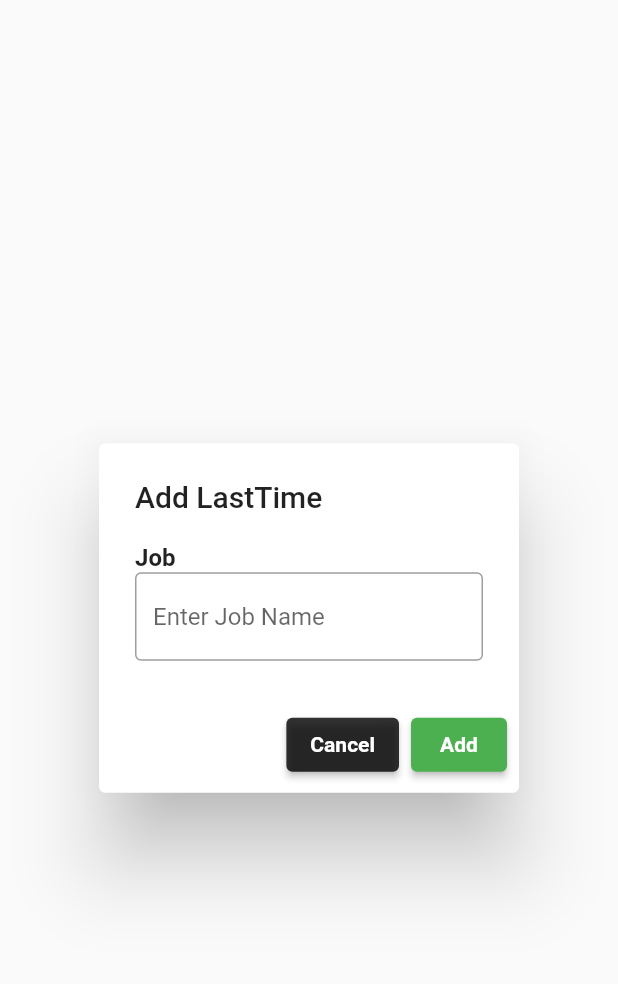
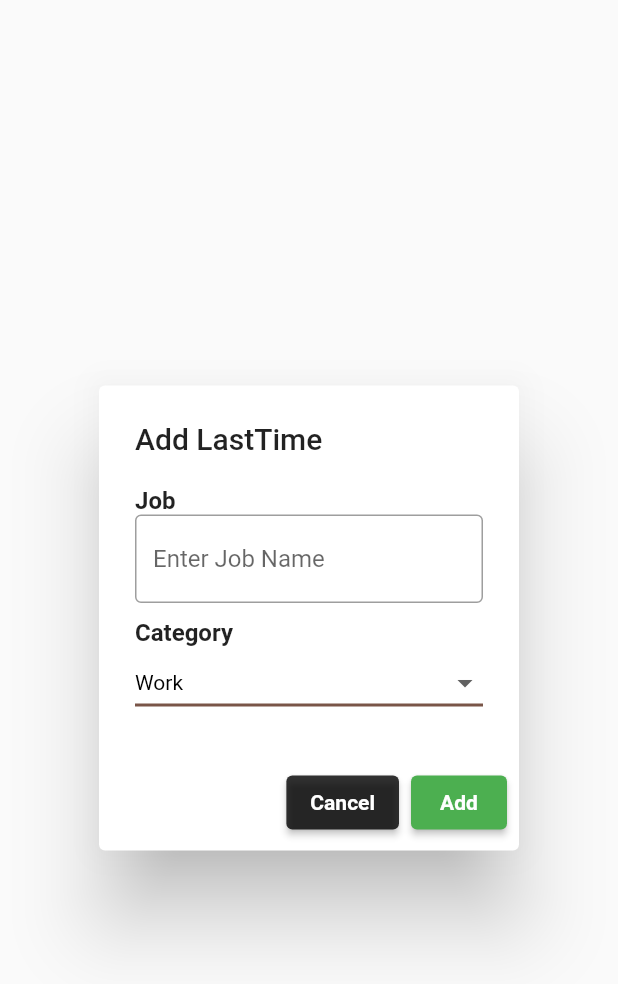
Before and after one commit to karnzx/flutter_last_time_jobs, a Flutter app: the SecondScreen widget shown alone on an empty page, opened directly, on a phone screen of 412 x 824 dp. Shown: the top 984 px of the screen. Run offline on Flutter 3.47's test engine with Material 2 defaults, Android fonts, the phone set to English and light mode, and no system bars; our stand-ins replace hive, hive_flutter; accounts and stored records are empty.

Commit message:
add category dropdown

```diff
--- a/lib/Screens/second_screen.dart
+++ b/lib/Screens/second_screen.dart
@@ -18,6 +18,21 @@ class SecondScreen extends StatefulWidget {
 
 class _SecondScreenState extends State<SecondScreen> {
   final jobController = TextEditingController();
+  final List<String> categoryItems = [
+    'Work',
+    'Home Work',
+    'Cooking',
+    'Bed Room',
+    'Bath Room',
+    'Other',
+  ];
+  late String _selectedCategory;
+
+  @override
+  void initState() {
+    super.initState();
+    _selectedCategory = categoryItems.elementAt(0);
+  }
 
   @override
   Widget build(BuildContext context) {
@@ -37,6 +52,8 @@ class _SecondScreenState extends State<SecondScreen> {
           mainAxisSize: MainAxisSize.min,
           children: <Widget>[
             jobField(),
+            SizedBox(height: 10),
+            categoryDropdown(),
           ],
         ),
       ),
@@ -45,6 +62,37 @@ class _SecondScreenState extends State<SecondScreen> {
         addButton(context, isEditing: isEditing),
       ],
     );
+  }
+
+  Widget categoryDropdown() {
+    return Column(
+        crossAxisAlignment: CrossAxisAlignment.stretch,
+        children: <Widget>[
+          const Text('Category', style: TextStyle(fontWeight: FontWeight.bold)),
+          DropdownButton(
+            isExpanded: true,
+            value: _selectedCategory,
+            icon: const Icon(Icons.arrow_drop_down),
+            iconSize: 24,
+            elevation: 16,
+            underline: Container(
+              height: 2,
+              color: Colors.brown,
+            ),
+            style: const TextStyle(color: Colors.black),
+            onChanged: (String? newValue) {
+              setState(() {
+                _selectedCategory = newValue!;
+              });
+            },
+            items: categoryItems.map<DropdownMenuItem<String>>((String value) {
+              return DropdownMenuItem<String>(
+                value: value,
+                child: Text(value),
+              );
+            }).toList(),
+          ),
+        ]);
   }
 
   Widget jobField() {
@@ -83,6 +131,7 @@ class _SecondScreenState extends State<SecondScreen> {
       onPressed: () async {
         final job = jobController.text;
         print(job);
+        print(_selectedCategory);
         // widget.onFinish(
         //   job,
         // );
```
